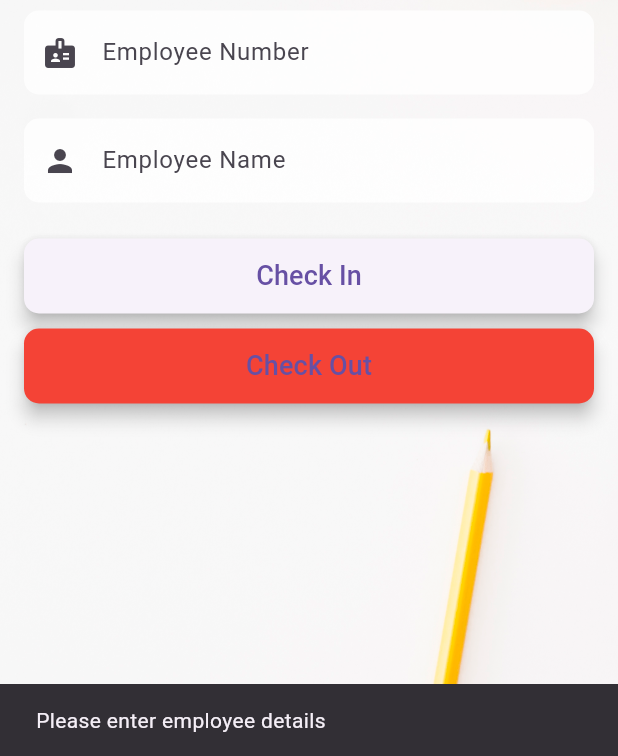
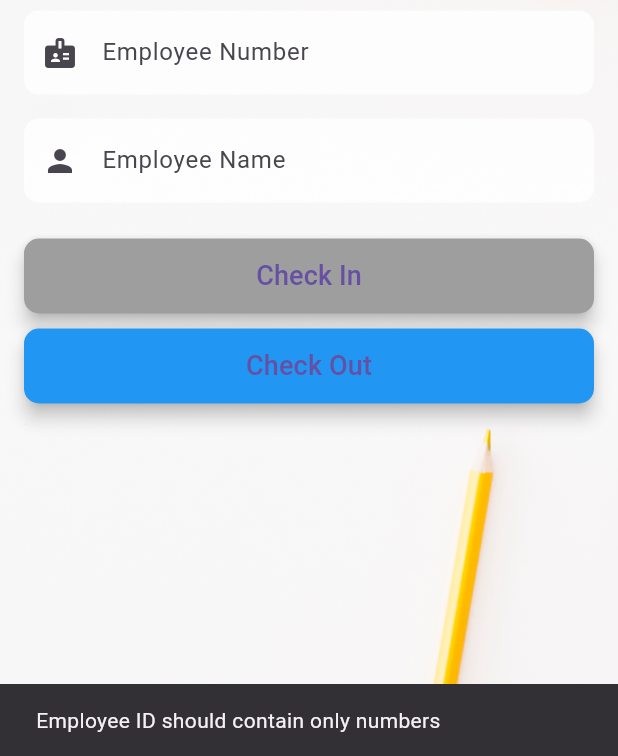
Before and after one commit to dgyrsenevirathne/Attendance-Recode_App, a Flutter app: the screen it shows after launch, after a tap on "Check In", on a phone screen of 412 x 824 dp, the part 480-1236 px from its top. Run offline on Flutter 3.47's test engine with Material 3 defaults, Android fonts, the phone set to English and light mode, and no system bars; our stand-ins replace googleapis_auth, location; missing offline and left inert: googleapis.

Commit message:
add validation for employee id, and employee name

```diff
--- a/lib/main.dart
+++ b/lib/main.dart
@@ -51,6 +51,9 @@ class _AttendanceHomePageState extends State<AttendanceHomePage> {
   final _employeeNameController = TextEditingController();
   final Location _location = Location();
 
+  final _numberRegExp = RegExp(r'^\d+$'); // Only numbers
+  final _nameRegExp = RegExp(r'^[a-zA-Z]+$'); // Only letters
+
   // Method to get location
   Future<Map<String, double>?> _getLocation() async {
     try {
@@ -68,10 +71,11 @@ class _AttendanceHomePageState extends State<AttendanceHomePage> {
 
   // Function to handle check-in
   void checkIn() async {
+    if (!_validateInput()) return;
+
     final employeeNumber = _employeeNumberController.text;
     final employeeName = _employeeNameController.text;
 
-    if (employeeNumber.isNotEmpty && employeeName.isNotEmpty) {
     final location = await _getLocation();
     if (location != null) {
       try {
@@ -80,22 +84,19 @@ class _AttendanceHomePageState extends State<AttendanceHomePage> {
         ScaffoldMessenger.of(context)
             .showSnackBar(SnackBar(content: Text('Check-in recorded!')));
       } catch (e) {
-          ScaffoldMessenger.of(context).showSnackBar(
-              SnackBar(content: Text('Failed to record check-in')));
+        ScaffoldMessenger.of(context)
+            .showSnackBar(SnackBar(content: Text('Failed to record check-in')));
       }
-      }
-    } else {
-      ScaffoldMessenger.of(context).showSnackBar(
-          SnackBar(content: Text('Please enter employee details')));
     }
   }
 
   // Function to handle check-out
   void checkOut() async {
+    if (!_validateInput()) return;
+
     final employeeNumber = _employeeNumberController.text;
     final employeeName = _employeeNameController.text;
 
-    if (employeeNumber.isNotEmpty && employeeName.isNotEmpty) {
     final location = await _getLocation();
     if (location != null) {
       try {
@@ -108,10 +109,26 @@ class _AttendanceHomePageState extends State<AttendanceHomePage> {
             SnackBar(content: Text('Failed to record check-out')));
       }
     }
-    } else {
+  }
+
+  // Validate employee ID and name
+  bool _validateInput() {
+    final employeeNumber = _employeeNumberController.text;
+    final employeeName = _employeeNameController.text;
+
+    if (!_numberRegExp.hasMatch(employeeNumber)) {
       ScaffoldMessenger.of(context).showSnackBar(
-          SnackBar(content: Text('Please enter employee details')));
+          SnackBar(content: Text('Employee ID should contain only numbers')));
+      return false;
     }
+
+    if (!_nameRegExp.hasMatch(employeeName)) {
+      ScaffoldMessenger.of(context).showSnackBar(
+          SnackBar(content: Text('Employee name should contain only letters')));
+      return false;
+    }
+
+    return true;
   }
 
   @override
@@ -166,13 +183,16 @@ class _AttendanceHomePageState extends State<AttendanceHomePage> {
               SizedBox(height: 24),
               ElevatedButton(
                 onPressed: checkIn,
+                style: ElevatedButton.styleFrom(
+                  backgroundColor: Colors.grey, // Updated for Check-Out button
+                ),
                 child: Text('Check In', style: TextStyle(fontSize: 18)),
               ),
               SizedBox(height: 10),
               ElevatedButton(
                 onPressed: checkOut,
                 style: ElevatedButton.styleFrom(
-                  backgroundColor: Colors.red, // Updated for Check-Out button
+                  backgroundColor: Colors.blue, // Updated for Check-Out button
                 ),
                 child: Text('Check Out', style: TextStyle(fontSize: 18)),
               ),
```
Lines whose indentation alone changed are shown as unchanged.
